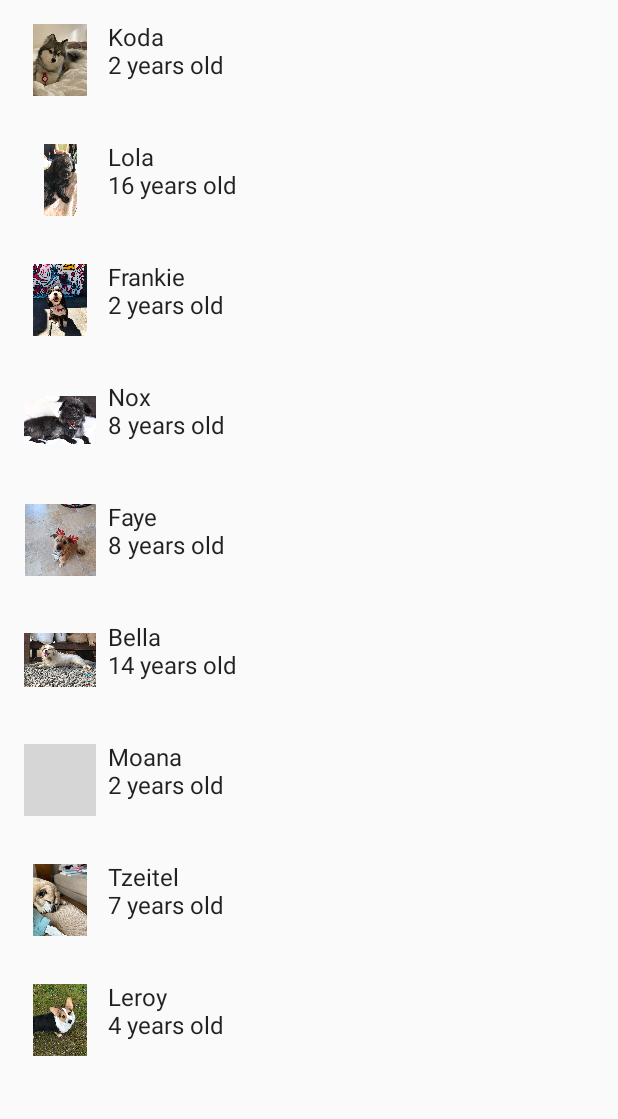
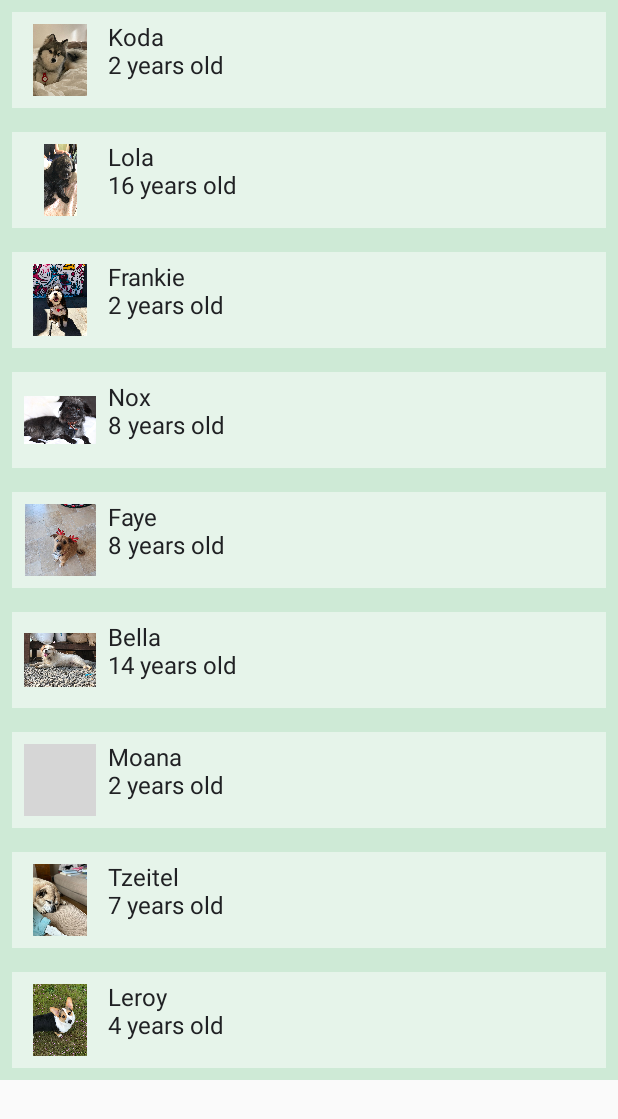
Before and after one commit to juanmendez/jetpack-compose, an Android app built with Jetpack Compose: the screen it shows after launch (MainActivity), on a phone screen of 412 x 824 dp. Shown: the top 1119 px of the screen. Run offline under Robolectric (Android 15) with nearby library versions, the phone set to English and light mode, and no system bars; grey boxes are pictures that could not be loaded.

Commit message:
01.coloring

```diff
--- a/app/src/main/java/com/example/woof/MainActivity.kt
+++ b/app/src/main/java/com/example/woof/MainActivity.kt
@@ -3,26 +3,10 @@ package com.example.woof
 import android.os.Bundle
 import androidx.activity.ComponentActivity
 import androidx.activity.compose.setContent
-import androidx.annotation.DrawableRes
-import androidx.annotation.StringRes
-import androidx.compose.foundation.Image
-import androidx.compose.foundation.layout.Column
-import androidx.compose.foundation.layout.Row
-import androidx.compose.foundation.layout.fillMaxWidth
-import androidx.compose.foundation.layout.padding
-import androidx.compose.foundation.layout.size
-import androidx.compose.foundation.lazy.LazyColumn
-import androidx.compose.foundation.lazy.items
-import androidx.compose.material.Text
 import androidx.compose.runtime.Composable
-import androidx.compose.ui.Modifier
-import androidx.compose.ui.res.painterResource
-import androidx.compose.ui.res.stringResource
 import androidx.compose.ui.tooling.preview.Preview
-import androidx.compose.ui.unit.dp
-import com.example.woof.data.Dog
-import com.example.woof.data.dogs
 import com.example.woof.ui.theme.WoofTheme
+import com.example.woof.view.WoofApp
 
 class MainActivity : ComponentActivity() {
     override fun onCreate(savedInstanceState: Bundle?) {
@@ -34,85 +18,3 @@ class MainActivity : ComponentActivity() {
         }
     }
 }
-
-/**
- * Composable that displays an app bar and a list of dogs.
- */
-@Composable
-fun WoofApp() {
-    LazyColumn {
-        items(dogs) {
-            DogItem(dog = it)
-        }
-    }
-}
-
-/**
- * Composable that displays a list item containing a dog icon and their information.
- *
- * @param dog contains the data that populates the list item
- * @param modifier modifiers to set to this composable
- */
-@Composable
-fun DogItem(dog: Dog, modifier: Modifier = Modifier) {
-    Row(
-        modifier = Modifier
-            .fillMaxWidth()
-            .padding(8.dp)
-    ) {
-        DogIcon(dog.imageResourceId)
-        DogInformation(dog.name, dog.age)
-    }
-}
-
-/**
- * Composable that displays a photo of a dog.
- *
- * @param dogIcon is the resource ID for the image of the dog
- * @param modifier modifiers to set to this composable
- */
-@Composable
-fun DogIcon(@DrawableRes dogIcon: Int, modifier: Modifier = Modifier) {
-    Image(
-        modifier = modifier
-            .size(64.dp)
-            .padding(8.dp),
-        painter = painterResource(dogIcon),
-        /*
-         * Content Description is not needed here - image is decorative, and setting a null content
-         * description allows accessibility services to skip this element during navigation.
-         */
-        contentDescription = null
-    )
-}
-
-/**
- * Composable that displays a dog's name and age.
- *
- * @param dogName is the resource ID for the string of the dog's name
- * @param dogAge is the Int that represents the dog's age
- * @param modifier modifiers to set to this composable
- */
-@Composable
-fun DogInformation(@StringRes dogName: Int, dogAge: Int, modifier: Modifier = Modifier) {
-    Column {
-        Text(
-            text = stringResource(dogName),
-            modifier = modifier.padding(top = 8.dp)
-        )
-        Text(
-            text = stringResource(R.string.years_old, dogAge)
-        )
-    }
-}
-
-/**
- * Composable that displays what the UI of the app looks like in light theme in the design tab.
- */
-@Preview
-@Composable
-fun WoofPreview() {
-    WoofTheme(darkTheme = false) {
-        WoofApp()
-    }
-}
--- a/app/src/main/java/com/example/woof/data/Dog.kt
+++ /dev/null
@@ -1,27 +0,0 @@
-package com.example.woof.data
-
-import androidx.annotation.DrawableRes
-import androidx.annotation.StringRes
-import com.example.woof.R
-
-/**
- * A data class to represent the information presented in the dog card
- */
-data class Dog(
-    @DrawableRes val imageResourceId: Int,
-    @StringRes val name: Int,
-    val age: Int,
-    @StringRes val hobbies: Int
-)
-
-val dogs = listOf(
-    Dog(R.drawable.koda, R.string.dog_name_1, 2, R.string.dog_description_1),
-    Dog(R.drawable.lola, R.string.dog_name_2, 16, R.string.dog_description_2),
-    Dog(R.drawable.frankie, R.string.dog_name_3, 2, R.string.dog_description_3),
-    Dog(R.drawable.nox, R.string.dog_name_4, 8, R.string.dog_description_4),
-    Dog(R.drawable.faye, R.string.dog_name_5, 8, R.string.dog_description_5),
-    Dog(R.drawable.bella, R.string.dog_name_6, 14, R.string.dog_description_6),
-    Dog(R.drawable.moana, R.string.dog_name_7, 2, R.string.dog_description_7),
-    Dog(R.drawable.tzeitel, R.string.dog_name_8, 7, R.string.dog_description_8),
-    Dog(R.drawable.leroy, R.string.dog_name_9, 4, R.string.dog_description_9)
-)
--- /dev/null
+++ b/app/src/main/java/com/example/woof/data/DogItem.kt
@@ -0,0 +1,27 @@
+package com.example.woof.data
+
+import androidx.annotation.DrawableRes
+import androidx.annotation.StringRes
+import com.example.woof.R
+
+/**
+ * A data class to represent the information presented in the dog card
+ */
+data class DogItem(
+    @DrawableRes val imageResourceId: Int,
+    @StringRes val name: Int,
+    val age: Int,
+    @StringRes val hobbies: Int
+)
+
+val dogItems = listOf(
+    DogItem(R.drawable.koda, R.string.dog_name_1, 2, R.string.dog_description_1),
+    DogItem(R.drawable.lola, R.string.dog_name_2, 16, R.string.dog_description_2),
+    DogItem(R.drawable.frankie, R.string.dog_name_3, 2, R.string.dog_description_3),
+    DogItem(R.drawable.nox, R.string.dog_name_4, 8, R.string.dog_description_4),
+    DogItem(R.drawable.faye, R.string.dog_name_5, 8, R.string.dog_description_5),
+    DogItem(R.drawable.bella, R.string.dog_name_6, 14, R.string.dog_description_6),
+    DogItem(R.drawable.moana, R.string.dog_name_7, 2, R.string.dog_description_7),
+    DogItem(R.drawable.tzeitel, R.string.dog_name_8, 7, R.string.dog_description_8),
+    DogItem(R.drawable.leroy, R.string.dog_name_9, 4, R.string.dog_description_9)
+)
--- a/app/src/main/java/com/example/woof/ui/theme/Color.kt
+++ b/app/src/main/java/com/example/woof/ui/theme/Color.kt
@@ -2,7 +2,15 @@ package com.example.woof.ui.theme
 
 import androidx.compose.ui.graphics.Color
 
-val Purple200 = Color(0xFFBB86FC)
-val Purple500 = Color(0xFF6200EE)
-val Purple700 = Color(0xFF3700B3)
-val Teal200 = Color(0xFF03DAC5)
+//Light Theme
+val Grey50 = Color(0xFFF8F9FA)
+val Grey900 = Color(0xFF202124)
+val Grey700 = Color(0xFF5F6368)
+val Green50 = Color(0xFFE6F4EA)
+val Green100 = Color(0xFFCEEAD6)
+
+//Dark Theme
+val White = Color(0xFFFFFFFF)
+val Grey100 = Color(0xFFF1F3F4)
+val Cyan900 = Color(0xFF007B83)
+val Cyan700 = Color(0xFF129EAF)
--- a/app/src/main/java/com/example/woof/ui/theme/Theme.kt
+++ b/app/src/main/java/com/example/woof/ui/theme/Theme.kt
@@ -7,24 +7,21 @@ import androidx.compose.material.lightColors
 import androidx.compose.runtime.Composable
 
 private val DarkColorPalette = darkColors(
-    primary = Purple200,
-    primaryVariant = Purple700,
-    secondary = Teal200
+    background = Cyan900,
+    surface = Cyan700,
+    onSurface = White,
+    primary = Grey900,
+    onPrimary = White,
+    secondary = Grey100
 )
 
 private val LightColorPalette = lightColors(
-    primary = Purple500,
-    primaryVariant = Purple700,
-    secondary = Teal200
-
-    /* Other default colors to override
-    background = Color.White,
-    surface = Color.White,
-    onPrimary = Color.White,
-    onSecondary = Color.Black,
-    onBackground = Color.Black,
-    onSurface = Color.Black,
-    */
+    background = Green100,
+    surface = Green50,
+    onSurface = Grey900,
+    primary = Grey50,
+    onPrimary = Grey900,
+    secondary = Grey700
 )
 
 @Composable
--- /dev/null
+++ b/app/src/main/java/com/example/woof/view/DogIcon.kt
@@ -0,0 +1,31 @@
+package com.example.woof.view
+
+import androidx.annotation.DrawableRes
+import androidx.compose.foundation.Image
+import androidx.compose.foundation.layout.padding
+import androidx.compose.foundation.layout.size
+import androidx.compose.runtime.Composable
+import androidx.compose.ui.Modifier
+import androidx.compose.ui.res.painterResource
+import androidx.compose.ui.unit.dp
+
+/**
+ * Composable that displays a photo of a dog.
+ *
+ * @param dogIcon is the resource ID for the image of the dog
+ * @param modifier modifiers to set to this composable
+ */
+@Composable
+fun DogIcon(@DrawableRes dogIcon: Int, modifier: Modifier = Modifier) {
+    Image(
+        modifier = modifier
+            .size(64.dp)
+            .padding(8.dp),
+        painter = painterResource(dogIcon),
+        /*
+         * Content Description is not needed here - image is decorative, and setting a null content
+         * description allows accessibility services to skip this element during navigation.
+         */
+        contentDescription = null
+    )
+}
--- /dev/null
+++ b/app/src/main/java/com/example/woof/view/DogInformation.kt
@@ -0,0 +1,45 @@
+package com.example.woof.view
+
+import androidx.annotation.StringRes
+import androidx.compose.foundation.layout.Column
+import androidx.compose.foundation.layout.padding
+import androidx.compose.material.MaterialTheme
+import androidx.compose.material.Text
+import androidx.compose.runtime.Composable
+import androidx.compose.ui.Modifier
+import androidx.compose.ui.res.stringResource
+import androidx.compose.ui.tooling.preview.Preview
+import androidx.compose.ui.unit.dp
+import com.example.woof.R
+import com.example.woof.ui.theme.WoofTheme
+
+/**
+ * Composable that displays a dog's name and age.
+ *
+ * @param dogName is the resource ID for the string of the dog's name
+ * @param dogAge is the Int that represents the dog's age
+ * @param modifier modifiers to set to this composable
+ */
+@Composable
+fun DogInformation(@StringRes dogName: Int, dogAge: Int, modifier: Modifier = Modifier) {
+    Column {
+        Text(
+            text = stringResource(dogName),
+            color = MaterialTheme.colors.onSurface,
+            modifier = modifier.padding(top = 8.dp)
+        )
+        Text(
+            text = stringResource(R.string.years_old, dogAge),
+            color = MaterialTheme.colors.onSurface
+        )
+    }
+}
+
+
+@Preview
+@Composable
+fun DogInformationPreview() {
+    WoofTheme(darkTheme = false) {
+        DogInformation(dogName = R.string.dog_name_1, 0)
+    }
+}
--- /dev/null
+++ b/app/src/main/java/com/example/woof/view/DogRow.kt
@@ -0,0 +1,41 @@
+package com.example.woof.view
+
+import androidx.compose.foundation.background
+import androidx.compose.foundation.layout.Row
+import androidx.compose.foundation.layout.fillMaxWidth
+import androidx.compose.foundation.layout.padding
+import androidx.compose.material.MaterialTheme
+import androidx.compose.runtime.Composable
+import androidx.compose.ui.Modifier
+import androidx.compose.ui.tooling.preview.Preview
+import androidx.compose.ui.unit.dp
+import com.example.woof.R
+import com.example.woof.data.DogItem
+import com.example.woof.ui.theme.WoofTheme
+
+/**
+ * Composable that displays a list item containing a dog icon and their information.
+ *
+ * @param dog contains the data that populates the list item
+ * @param modifier modifiers to set to this composable
+ */
+@Composable
+fun DogRow(dog: DogItem, modifier: Modifier = Modifier) {
+    Row(
+        modifier = Modifier
+            .fillMaxWidth()
+            .padding(8.dp)
+            .background(MaterialTheme.colors.surface)
+    ) {
+        DogIcon(dog.imageResourceId)
+        DogInformation(dog.name, dog.age)
+    }
+}
+
+@Preview
+@Composable
+fun DogRowPreview() {
+    WoofTheme(darkTheme = false) {
+        DogRow(dog = DogItem(imageResourceId = R.drawable.bella, name = R.string.dog_name_1, 0, R.string.dog_description_1))
+    }
+}
--- /dev/null
+++ b/app/src/main/java/com/example/woof/view/WoofApp.kt
@@ -0,0 +1,34 @@
+package com.example.woof.view
+
+import androidx.compose.foundation.background
+import androidx.compose.foundation.lazy.LazyColumn
+import androidx.compose.foundation.lazy.items
+import androidx.compose.material.MaterialTheme
+import androidx.compose.runtime.Composable
+import androidx.compose.ui.Modifier
+import androidx.compose.ui.tooling.preview.Preview
+import com.example.woof.data.dogItems
+import com.example.woof.ui.theme.WoofTheme
+
+/**
+ * Composable that displays an app bar and a list of dogs.
+ */
+@Composable
+fun WoofApp() {
+    LazyColumn(modifier = Modifier.background(MaterialTheme.colors.background)) {
+        items(dogItems) {
+            DogRow(dog = it)
+        }
+    }
+}
+
+/**
+ * Composable that displays what the UI of the app looks like in light theme in the design tab.
+ */
+@Preview
+@Composable
+fun WoofPreview() {
+    WoofTheme(darkTheme = false) {
+        WoofApp()
+    }
+}
```
Also changed, not shown: 1 other file.
